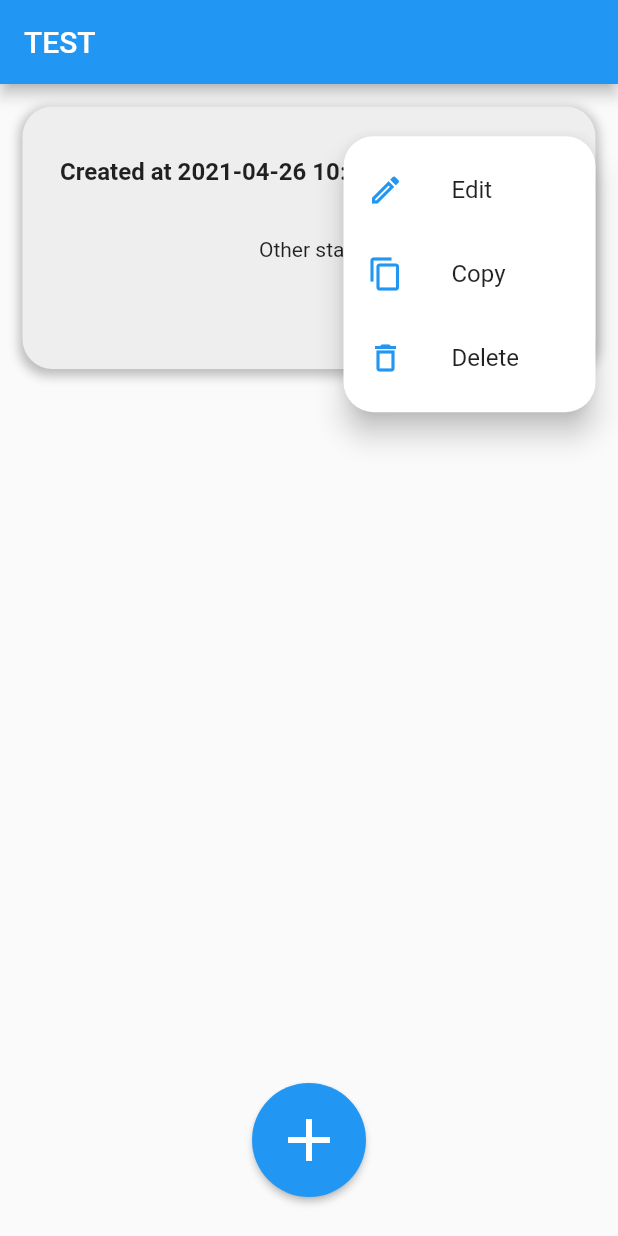
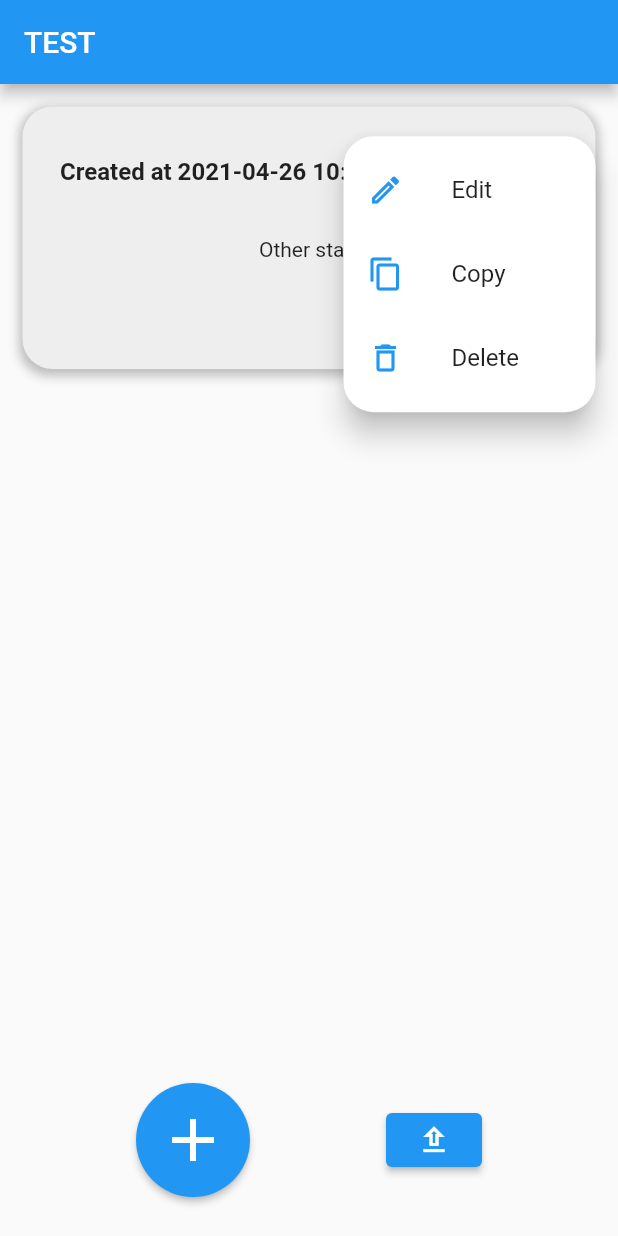
Before and after one commit to SanzharDev/flutter_stt_tests, a Flutter app: the screen it shows after launch, after a tap on the "add" icon, after a tap on the "more vert" icon, on a phone screen of 412 x 824 dp. Run offline on Flutter 3.47's test engine with Material 2 defaults, Android fonts, the phone set to English and light mode, and no system bars; our stand-ins replace file_picker, sqflite; missing offline and left inert: grpc, protobuf; accounts and stored records are empty.

Commit message:
Added Navigator 1.0 and upload page. Inserted file picker

```diff
--- a/lib/main.dart
+++ b/lib/main.dart
@@ -14,12 +14,7 @@ class MyApp extends StatelessWidget {
         primarySwatch: Colors.blue,
         visualDensity: VisualDensity.adaptivePlatformDensity,
       ),
-      home: Scaffold(
-        appBar: AppBar(
-          title: Text('TEST'),
-        ),
-        body: StatelessHomeScreen(),
-      ),
+      home: HomeScreen(),
     );
   }
 }
--- a/lib/src/components/home/home_bottom_component.dart
+++ b/lib/src/components/home/home_bottom_component.dart
@@ -1,6 +1,9 @@
+import 'dart:developer';
+
 import 'package:flutter/material.dart';
 import 'package:provider/provider.dart';
 import 'package:stt_flutter/src/providers/records_provider.dart';
+import 'package:stt_flutter/src/screens/upload_audio_screen.dart';
 
 class StatelessHomeBottom extends StatelessWidget {
   @override
@@ -8,7 +11,7 @@ class StatelessHomeBottom extends StatelessWidget {
     RecordsProvider recordsProvider =
         Provider.of<RecordsProvider>(context, listen: false);
     return Row(
-      mainAxisAlignment: MainAxisAlignment.center,
+      mainAxisAlignment: MainAxisAlignment.spaceEvenly,
       children: [
         GestureDetector(
           child: RawMaterialButton(
@@ -25,6 +28,14 @@ class StatelessHomeBottom extends StatelessWidget {
             constraints: BoxConstraints.tightFor(width: 76.0, height: 76.0),
           ),
         ),
+        ElevatedButton(
+          onPressed: () {
+            log('GO TO UPLOAD PAGE');
+            Navigator.push(context,
+                MaterialPageRoute(builder: (context) => UploadAudioScreen()));
+          },
+          child: Icon(Icons.upload_outlined),
+        ),
       ],
     );
   }
--- a/lib/src/providers/records_provider.dart
+++ b/lib/src/providers/records_provider.dart
@@ -6,9 +6,10 @@ import 'package:stt_flutter/src/services/records_service.dart';
 
 class RecordsProvider extends ChangeNotifier {
   final List<Record> _records = [];
+  bool _isToBeUpdated = true;
 
   List<Record> get records {
-    if (_records.isEmpty) _getRecordsFromDB();
+    if (_isToBeUpdated) _getRecordsFromDB();
     return _records;
   }
 
@@ -16,6 +17,7 @@ class RecordsProvider extends ChangeNotifier {
     RecordService recordService = await RecordService.instance.recordService;
     List<Record> records = await recordService.records();
     _records.addAll(records);
+    _isToBeUpdated = false;
     notifyListeners();
   }
 
--- a/lib/src/screens/home_screen.dart
+++ b/lib/src/screens/home_screen.dart
@@ -4,10 +4,14 @@ import 'package:stt_flutter/src/components/home/home_bottom_component.dart';
 import 'package:stt_flutter/src/components/home/records_list.dart';
 import 'package:stt_flutter/src/providers/records_provider.dart';
 
-class StatelessHomeScreen extends StatelessWidget {
+class HomeScreen extends StatelessWidget {
   @override
   Widget build(BuildContext context) {
-    return MultiProvider(
+    return Scaffold(
+      appBar: AppBar(
+        title: Text('TEST'),
+      ),
+      body: MultiProvider(
         providers: [
           ChangeNotifierProvider(
             create: (context) => RecordsProvider(),
@@ -25,6 +29,7 @@ class StatelessHomeScreen extends StatelessWidget {
             ),
           ],
         ),
+      ),
     );
   }
 }
--- a/pubspec.yaml
+++ b/pubspec.yaml
@@ -20,6 +20,7 @@ dependencies:
   clipboard: ^0.1.3
   provider: ^5.0.0
   cupertino_icons: ^1.0.0
+  file_picker: ^3.0.1
 
 dev_dependencies:
   flutter_test:
```
Also changed, not shown: lib/src/screens/upload_audio_screen.dart (added, +35 -0 lines), pubspec.lock, 2 other files. Lines whose indentation alone changed are shown as unchanged.
